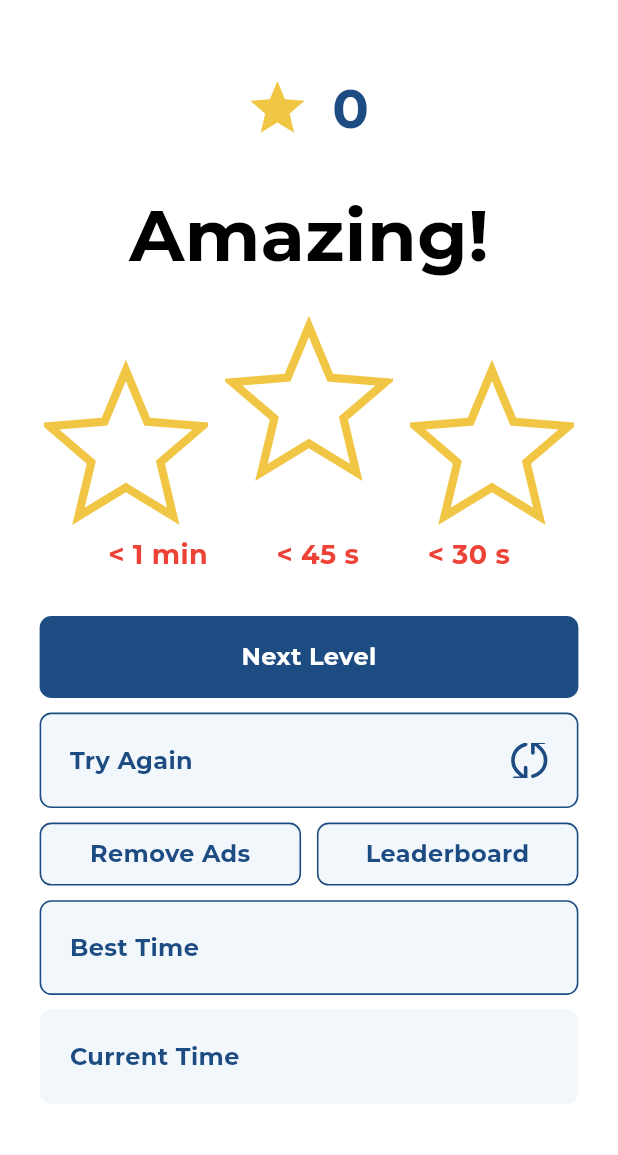
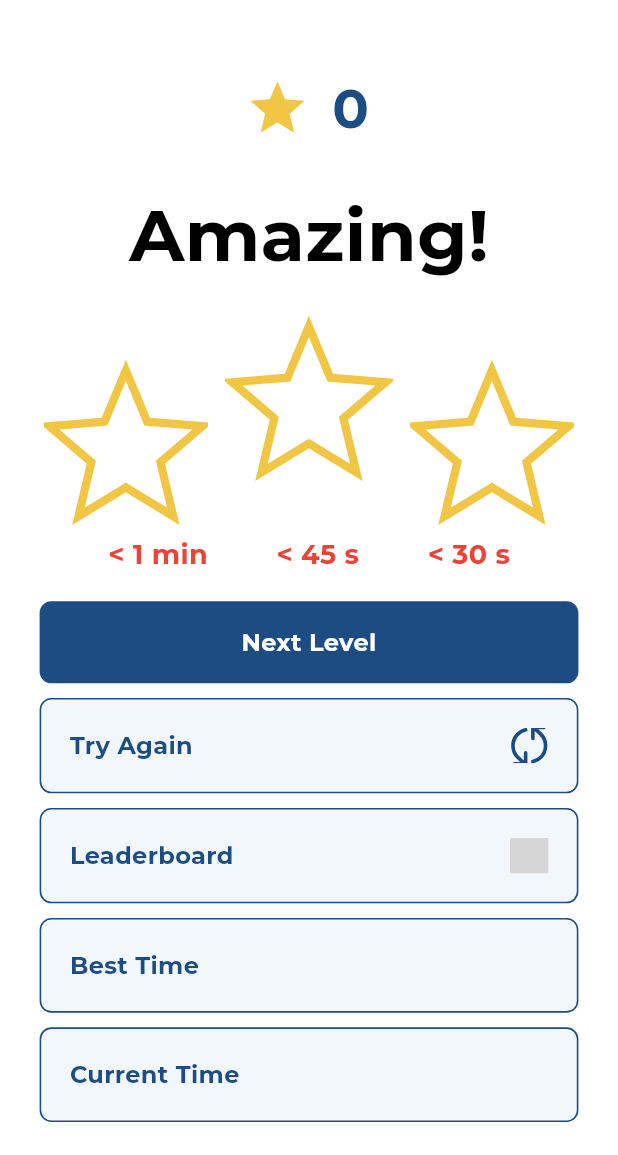
Before and after one commit to chxyzn/drag-drop-flutter, a Flutter app: the GameResultScreen screen opened directly with empty values, on a phone screen of 412 x 824 dp, the part 81-1236 px from its top. Run offline on Flutter 3.47's test engine with Material 3 defaults, Android fonts, the phone set to English and light mode, and no system bars; our stand-ins replace flutter_riverpod, flutter_screenutil, flutter_secure_storage, flutter_svg, google_fonts, isar and 1 more; missing offline and left inert: graphview, haptic_feedback, pausable_timer; accounts and stored records are empty; generated files the repository leaves out were written again; grey boxes are pictures that could not be loaded.

Commit message:
fix: removed ads button

```diff
--- a/lib/src/game/game_result_screen.dart
+++ b/lib/src/game/game_result_screen.dart
@@ -81,7 +81,7 @@ class GameResultScreen extends StatelessWidget {
         ),
         StarsWidget(stars: stars),
         SizedBox(
-          height: 25.h,
+          height: 15.h,
         ),
         Column(
           mainAxisAlignment: MainAxisAlignment.start,
@@ -121,20 +121,6 @@ class GameResultScreen extends StatelessWidget {
                 svgPath: SvgAssets.resetIcon,
               ),
             ),
-            Row(
-              mainAxisAlignment: MainAxisAlignment.spaceBetween,
-              children: [
-                GestureDetector(
-                  onTap: () {},
-                  child: CustomContainer(
-                    color: CustomColor.backgrondBlue,
-                    height: 43.h,
-                    width: 165.w,
-                    textColor: CustomColor.primaryColor,
-                    primaryText: 'Remove Ads',
-                    borderColor: CustomColor.primaryColor,
-                  ),
-                ),
             GestureDetector(
               onTap: () {
                 Navigator.popUntil(
@@ -142,16 +128,13 @@ class GameResultScreen extends StatelessWidget {
                 Navigator.of(context).push(MaterialPageRoute(
                     builder: (context) => LeaderboardScreen()));
               },
-                  child: CustomContainer(
+              child: CustomButton(
                 color: CustomColor.backgrondBlue,
-                    height: 43.h,
-                    width: 165.w,
+                width: 342.w,
                 textColor: CustomColor.primaryColor,
                 primaryText: 'Leaderboard',
                 borderColor: CustomColor.primaryColor,
               ),
-                ),
-              ],
             ),
             CustomButton(
               width: 342.w,
@@ -166,7 +149,7 @@ class GameResultScreen extends StatelessWidget {
               color: CustomColor.backgrondBlue,
               textColor: CustomColor.primaryColor,
               primaryText: 'Current Time',
-              borderColor: CustomColor.backgrondBlue,
+              borderColor: CustomColor.primaryColor,
               secondaryText: currentTime,
             ),
           ],
```
Also changed, not shown: lib/src/levels/level_start_screen.dart (+9 -9 lines). Lines whose indentation alone changed are shown as unchanged.
